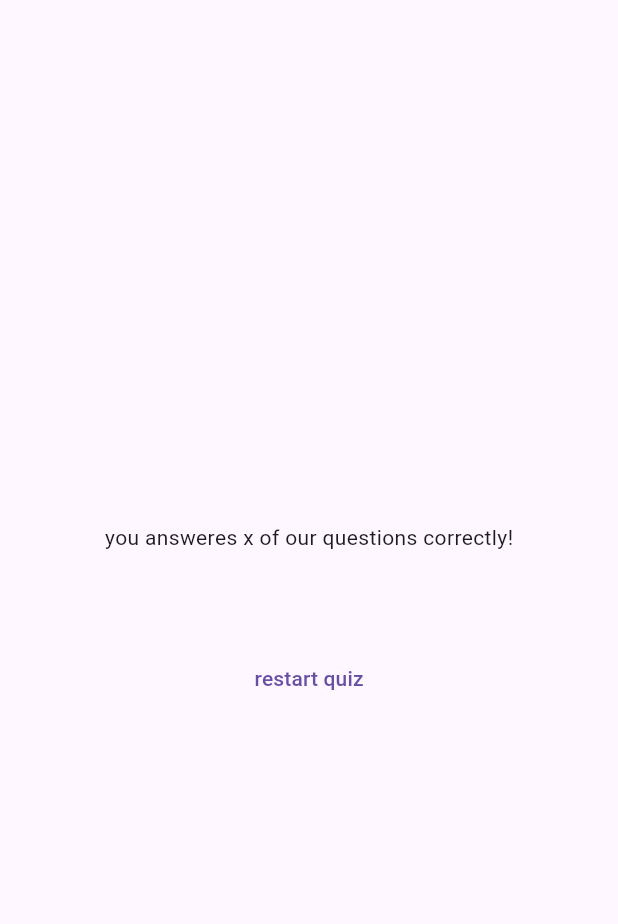
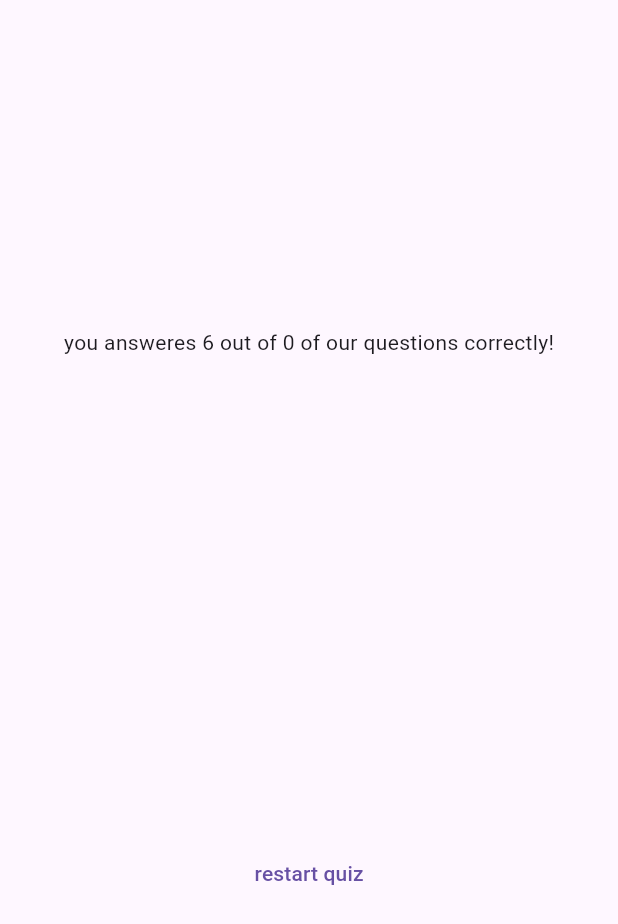
Before and after one commit to Johnatanvq/basic_questionnaire_app, a Flutter app: the ResultsScreen widget shown alone on an empty page, opened directly with empty values, on a phone screen of 412 x 824 dp. Shown: the top 924 px of the screen. Run offline on Flutter 3.47's test engine with Material 3 defaults, Android fonts, the phone set to English and light mode, and no system bars; our stand-ins replace google_fonts.

Commit message:
now summary data appears correctly, scrolling added for results page, superposition fixed

```diff
--- a/lib/questions_summary.dart
+++ b/lib/questions_summary.dart
@@ -7,7 +7,10 @@ class QuestionsSummary extends StatelessWidget{
 
   @override
   Widget build(context){
-    return Column(
+    return SizedBox(
+      height: 300,
+      child: SingleChildScrollView(
+        child: Column(
           children: summaryData.map(
             (data) {
               return Row(
@@ -15,7 +18,8 @@ class QuestionsSummary extends StatelessWidget{
                   Text(
                     ((data['question_index'] as int) + 1).toString()
                   ),
-              Column(
+                  Expanded(
+                    child: Column(
                       children: [
                         Text(
                           (data['question'] as String)
@@ -34,10 +38,13 @@ class QuestionsSummary extends StatelessWidget{
                         ),
                       ],
                     ),
+                  ),
                 ],
               );
             },
           ).toList(),
+        ),
+      ),
     );
   }
 }
--- a/lib/results_screen.dart
+++ b/lib/results_screen.dart
@@ -25,6 +25,12 @@ class ResultsScreen extends StatelessWidget {
 
   @override
   Widget build(context) {
+    final summaryData = getSummaryData();
+    final numTotalQuestions = questions.length;
+    final numCorrectQuestions = summaryData.where((data) {
+      return data['user_answer'] == data['correct_answer'];
+    }).length;
+
     return SizedBox(
       width: double.infinity,
       child: Container(
@@ -32,17 +38,17 @@ class ResultsScreen extends StatelessWidget {
         child: Column(
           mainAxisAlignment: MainAxisAlignment.center,
           children: [
-            const Text(
-              'you answeres x of our questions correctly!'
+            Text(
+              'you answeres $numTotalQuestions out of $numCorrectQuestions of our questions correctly!',
             ),
             SizedBox(
-              height: 30,
+              height: 10,
             ),
             QuestionsSummary(
               getSummaryData(),
             ),
             SizedBox(
-              height: 30,
+              height: 10,
             ),
             TextButton(
               onPressed: () {},
```
Lines whose indentation alone changed are shown as unchanged.
